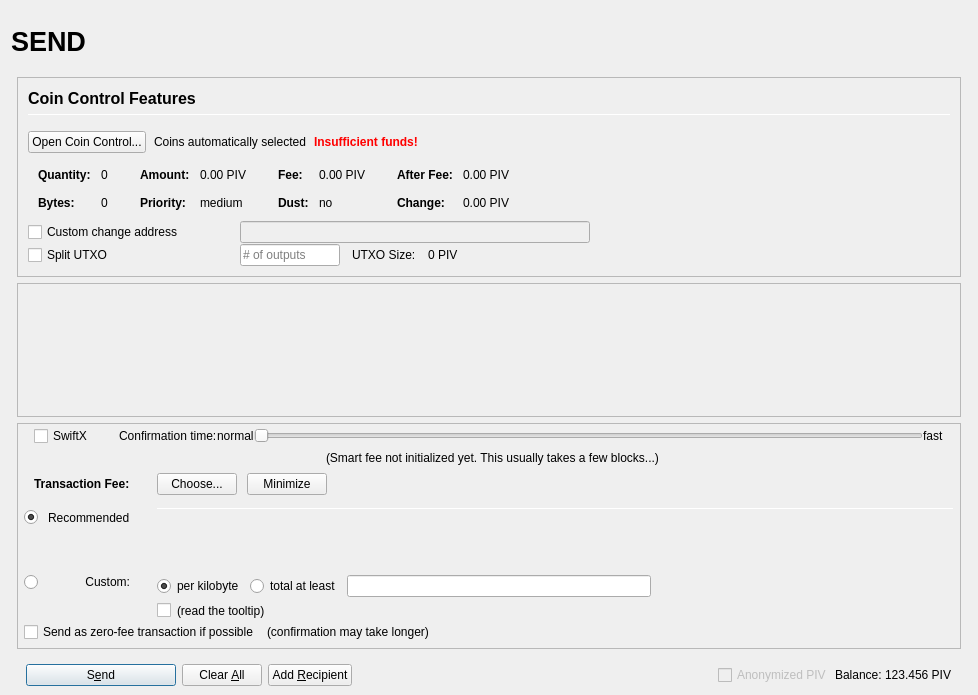
The window that src/qt/forms/sendcoinsdialog.ui (eons-finance/ALQO) describes before a commit, drawn with Qt 5.
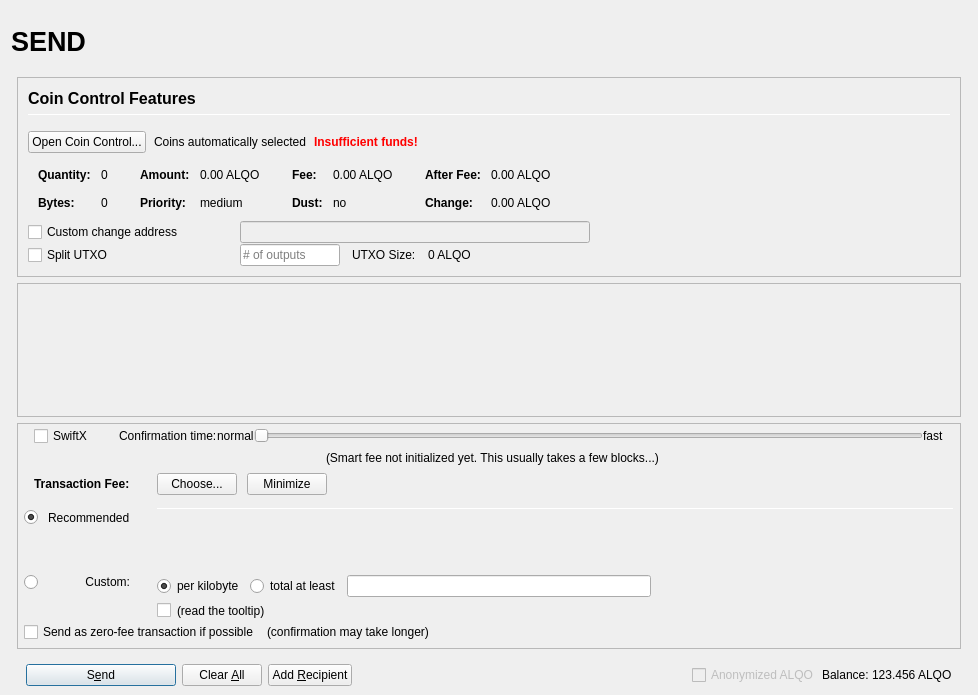
The same window after the commit. Icons and pictures are not drawn. Custom widgets are drawn as their Qt base class.

Diff of the .ui file:
```diff
--- a/src/qt/forms/sendcoinsdialog.ui
+++ b/src/qt/forms/sendcoinsdialog.ui
@@ -457,7 +457,7 @@
                         <enum>Qt::ActionsContextMenu</enum>
                        </property>
                        <property name="text">
-                        <string notr="true">0.00 PIV</string>
+                        <string notr="true">0.00 ALQO</string>
                        </property>
                        <property name="textInteractionFlags">
                         <set>Qt::LinksAccessibleByMouse|Qt::TextSelectableByKeyboard|Qt::TextSelectableByMouse</set>
@@ -537,7 +537,7 @@
                         <enum>Qt::ActionsContextMenu</enum>
                        </property>
                        <property name="text">
-                        <string notr="true">0.00 PIV</string>
+                        <string notr="true">0.00 ALQO</string>
                        </property>
                        <property name="textInteractionFlags">
                         <set>Qt::LinksAccessibleByMouse|Qt::TextSelectableByKeyboard|Qt::TextSelectableByMouse</set>
@@ -617,7 +617,7 @@
                         <enum>Qt::ActionsContextMenu</enum>
                        </property>
                        <property name="text">
-                        <string notr="true">0.00 PIV</string>
+                        <string notr="true">0.00 ALQO</string>
                        </property>
                        <property name="textInteractionFlags">
                         <set>Qt::LinksAccessibleByMouse|Qt::TextSelectableByKeyboard|Qt::TextSelectableByMouse</set>
@@ -646,7 +646,7 @@
                         <enum>Qt::ActionsContextMenu</enum>
                        </property>
                        <property name="text">
-                        <string notr="true">0.00 PIV</string>
+                        <string notr="true">0.00 ALQO</string>
                        </property>
                        <property name="textInteractionFlags">
                         <set>Qt::LinksAccessibleByMouse|Qt::TextSelectableByKeyboard|Qt::TextSelectableByMouse</set>
@@ -813,7 +813,7 @@
                 <item>
                  <widget class="QLabel" name="labelBlockSize">
                   <property name="text">
-                   <string>0 PIV</string>
+                   <string>0 ALQO</string>
                   </property>
                  </widget>
                 </item>
@@ -1651,7 +1651,7 @@
                 <bool>false</bool>
                </property>
                <property name="text">
-                <string>Anonymized PIV</string>
+                <string>Anonymized ALQO</string>
                </property>
               </widget>
              </item>
@@ -1674,7 +1674,7 @@
                 <cursorShape>IBeamCursor</cursorShape>
                </property>
                <property name="text">
-                <string notr="true">123.456 PIV</string>
+                <string notr="true">123.456 ALQO</string>
                </property>
                <property name="textInteractionFlags">
                 <set>Qt::LinksAccessibleByMouse|Qt::TextSelectableByKeyboard|Qt::TextSelectableByMouse</set>
```
Left out of the diff: 14 changed lines with no effect on the pictures.
